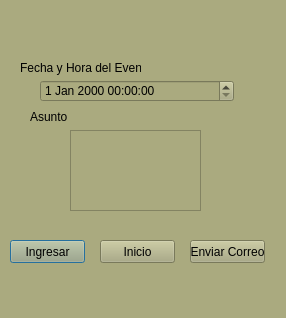
Qt form agepadres.ui (TellaCampos/proyecto-escuela) before a commit.
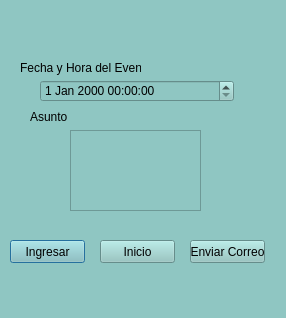
The same form after that commit.

```diff
--- a/agepadres.ui
+++ b/agepadres.ui
@@ -14,7 +14,7 @@
    <string>Dialog</string>
   </property>
   <property name="styleSheet">
-   <string notr="true">background-color: rgb(170, 170, 127);</string>
+   <string notr="true">background-color: rgb(143, 198, 194);</string>
   </property>
   <widget class="QDateTimeEdit" name="dateTimeEdit">
    <property name="geometry">
```
